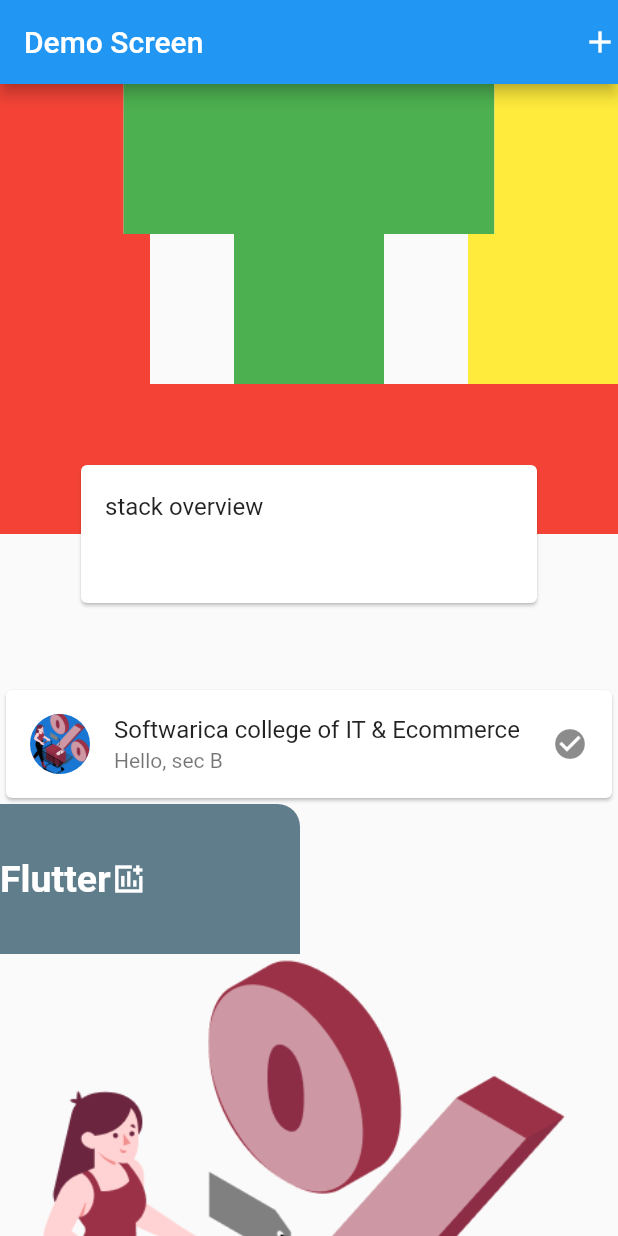
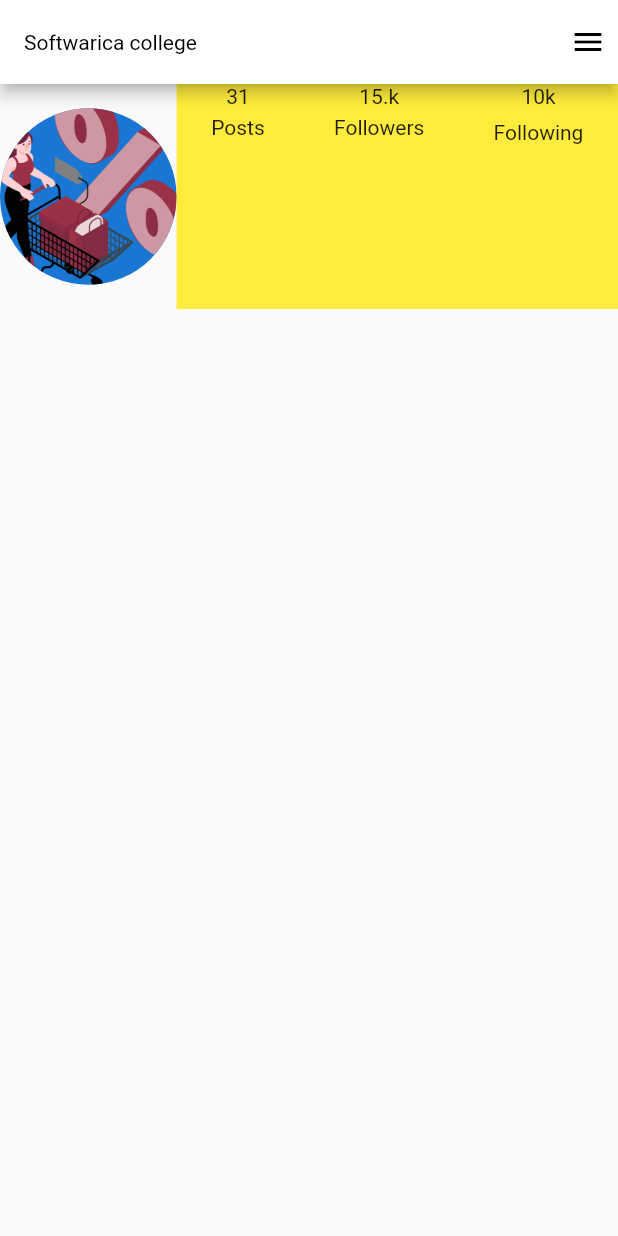
Before and after one commit to Sprajapati123/Batch33B, a Flutter app: the screen it shows after launch, on a phone screen of 412 x 824 dp. Run offline on Flutter 3.47's test engine with Material 2 defaults, Android fonts, the phone set to English and light mode, and no system bars.

Commit message:
insta UI

```diff
--- /dev/null
+++ b/lib/dashboard/dashboard_screen.dart
@@ -0,0 +1,83 @@
+import 'package:flutter/material.dart';
+
+class DashBoardScreen extends StatefulWidget {
+  const DashBoardScreen({super.key});
+
+  @override
+  State<DashBoardScreen> createState() => _DashBoardScreenState();
+}
+
+class _DashBoardScreenState extends State<DashBoardScreen> {
+  @override
+  Widget build(BuildContext context) {
+    return Scaffold(
+      appBar: AppBar(
+        title: const Text("Softwarica college"),
+        actions: const [
+          Padding(
+            padding: EdgeInsets.all(8.0),
+            child: Icon(Icons.menu),
+          )
+        ],
+      ),
+      body: ListView(
+        children: [
+
+          Row(
+            children: [
+              Expanded(
+                flex: 2,
+                child: Container(
+                  child: CircleAvatar(
+                    backgroundImage: AssetImage("assets/images/sale.png"),
+                  ),
+                  height: 150,
+                ),
+              ),
+              Expanded(
+                flex: 5,
+                child: Container(
+                  color: Colors.yellow,
+                  height: 150,
+                  child: Row(
+                    mainAxisAlignment: MainAxisAlignment.spaceAround,
+                    children: [
+                      Column(
+                        children: [
+                          Text("31"),
+
+                          Padding(
+                            padding: const EdgeInsets.only(top: 5.0),
+                            child: Text("Posts"),
+                          )
+                        ],
+                      ),
+                      Column(
+                        children: [
+                          Text("15.k"),
+                          Padding(
+                            padding: const EdgeInsets.only(top: 5.0),
+                            child: Text("Followers"),
+                          )
+                        ],
+                      ),
+                      Column(
+                        children: [
+                          Text("10k"),
+                          Padding(
+                            padding: const EdgeInsets.only(top: 8.0),
+                            child: Text("Following"),
+                          )
+                        ],
+                      ),
+                    ],
+                  ),
+                ),
+              ),
+            ],
+          ),
+        ],
+      ),
+    );
+  }
+}
--- a/lib/main.dart
+++ b/lib/main.dart
@@ -1,5 +1,7 @@
 import 'package:flutter/cupertino.dart';
 import 'package:flutter/material.dart';
+
+import 'dashboard/dashboard_screen.dart';
 
 void main() {
   runApp(MyApp());
@@ -11,9 +13,13 @@ class MyApp extends StatelessWidget {
   @override
   Widget build(BuildContext context) {
     return MaterialApp(
-      debugShowCheckedModeBanner: false,
-      home: DemoScreen(),
-    );
+        debugShowCheckedModeBanner: false,
+        theme: ThemeData(
+            appBarTheme: const AppBarTheme(
+              iconTheme: IconThemeData(color: Colors.black),
+                color: Colors.white,
+                titleTextStyle: TextStyle(color: Colors.black))),
+        home: DashBoardScreen());
   }
 }
 
@@ -103,14 +109,14 @@ class _DemoScreenState extends State<DemoScreen> {
                   ],
                 ),
               ),
-              Card(
+              const Card(
                 child: ListTile(
                   leading: CircleAvatar(
-                      backgroundImage: AssetImage("assets/images/sale.png"),),
+                    backgroundImage: AssetImage("assets/images/sale.png"),
+                  ),
                   title: Text("Softwarica college of IT & Ecommerce"),
                   subtitle: Text("Hello, sec B"),
                   trailing: Icon(Icons.check_circle),
-
                 ),
               ),
               Container(
```
Also changed, not shown: 1 other file.
